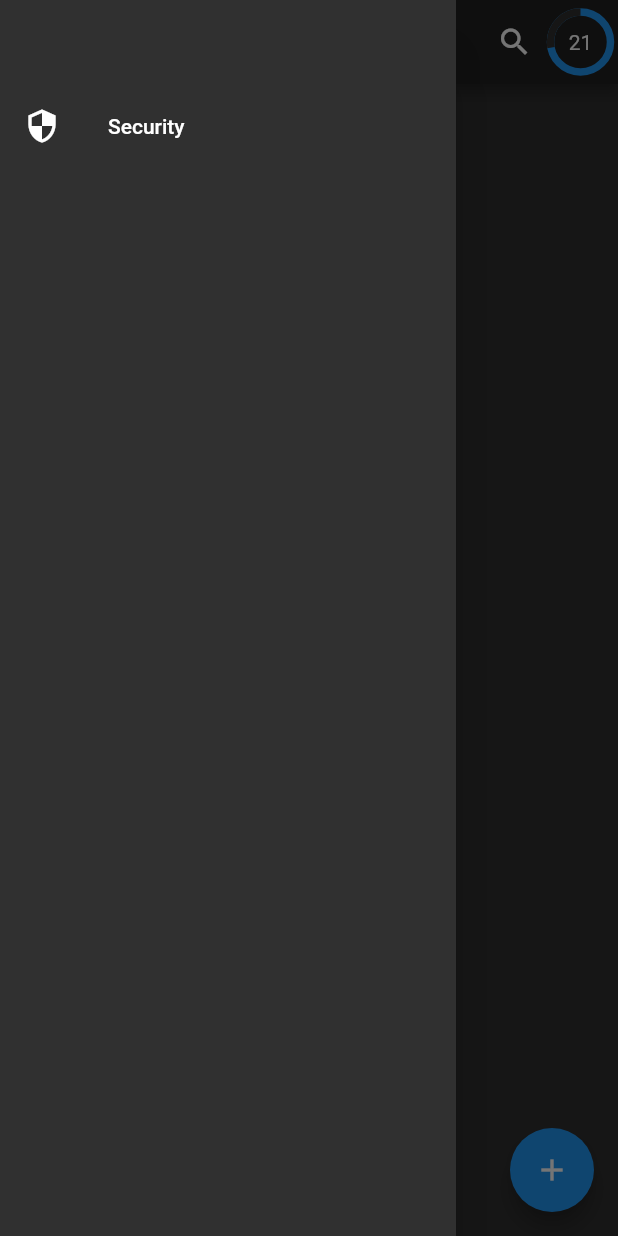
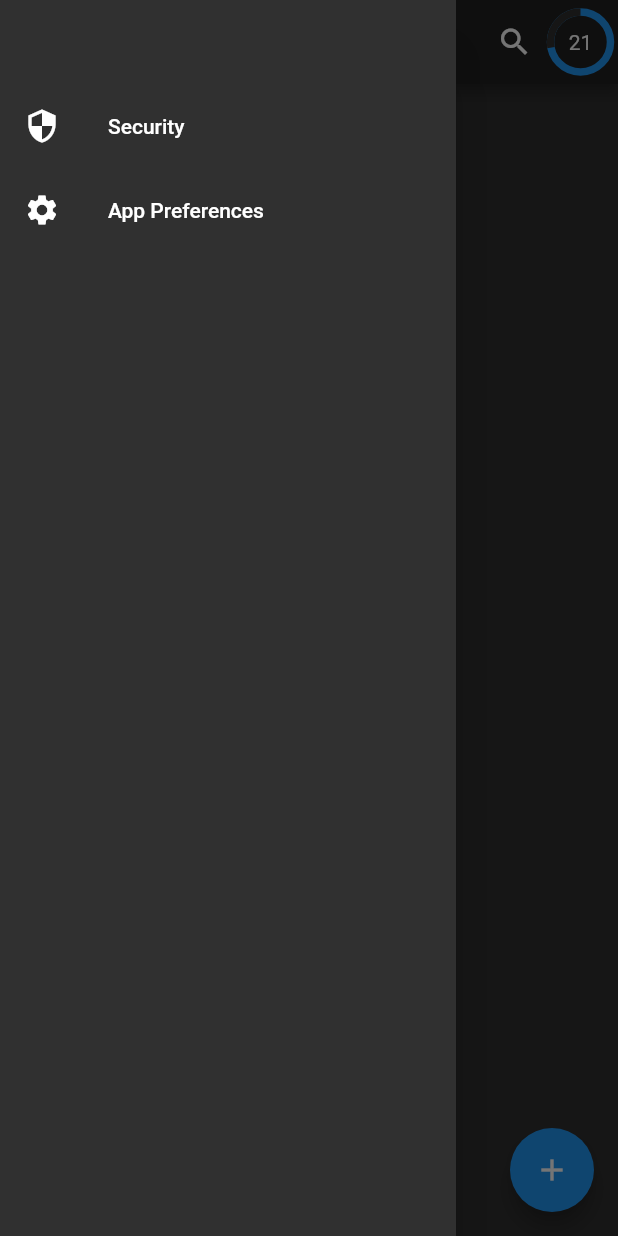
Before and after one commit to dubemarcantoine/mfa_authenticator, a Flutter app: the screen it shows after launch, with the side drawer open, on a phone screen of 412 x 824 dp. Run offline on Flutter 3.47's test engine with Material 2 defaults, Android fonts, the light colour scheme and no system bars; our stand-ins replace flutter_slidable, local_auth, shared_preferences, sqflite; missing offline and left inert: otp, qr_mobile_vision; accounts and stored records are empty.

```diff
--- a/lib/components/AppDrawer.dart
+++ b/lib/components/AppDrawer.dart
@@ -1,4 +1,5 @@
 import 'package:flutter/material.dart';
+import 'package:flutter/services.dart';
 import 'package:mfa_authenticator/pages/SecurityConfig.dart';
 
 class AppDrawer extends StatefulWidget {
@@ -7,6 +8,9 @@ class AppDrawer extends StatefulWidget {
 }
 
 class _AppDrawerState extends State<AppDrawer> {
+  static const platform =
+      const MethodChannel('dubemarcantoine.github.io/authenticator_mfa');
+
   @override
   Widget build(BuildContext context) {
     return Drawer(
@@ -32,6 +36,13 @@ class _AppDrawerState extends State<AppDrawer> {
               );
             },
           ),
+          ListTile(
+            leading: Icon(Icons.settings),
+            title: Text('App Preferences'),
+            onTap: () {
+              platform.invokeMethod('openAppPreferences');
+            },
+          ),
         ],
       ),
     );
--- a/lib/pages/LoginError.dart
+++ b/lib/pages/LoginError.dart
@@ -18,7 +18,7 @@ class LoginError extends StatelessWidget {
             padding: EdgeInsets.fromLTRB(15, 10, 15, 0),
             child: Text(
               'Error when authenticating. '
-                  'Please make sure biometrics are active in your settings and try again.',
+                  'Please make sure that the biometrics are active in your Settings app and try again.',
               textScaleFactor: 1.05,
             ),
           ),
```
Also changed, not shown: lib/pages/ScanCodeEntry.dart (+22 -7 lines).
